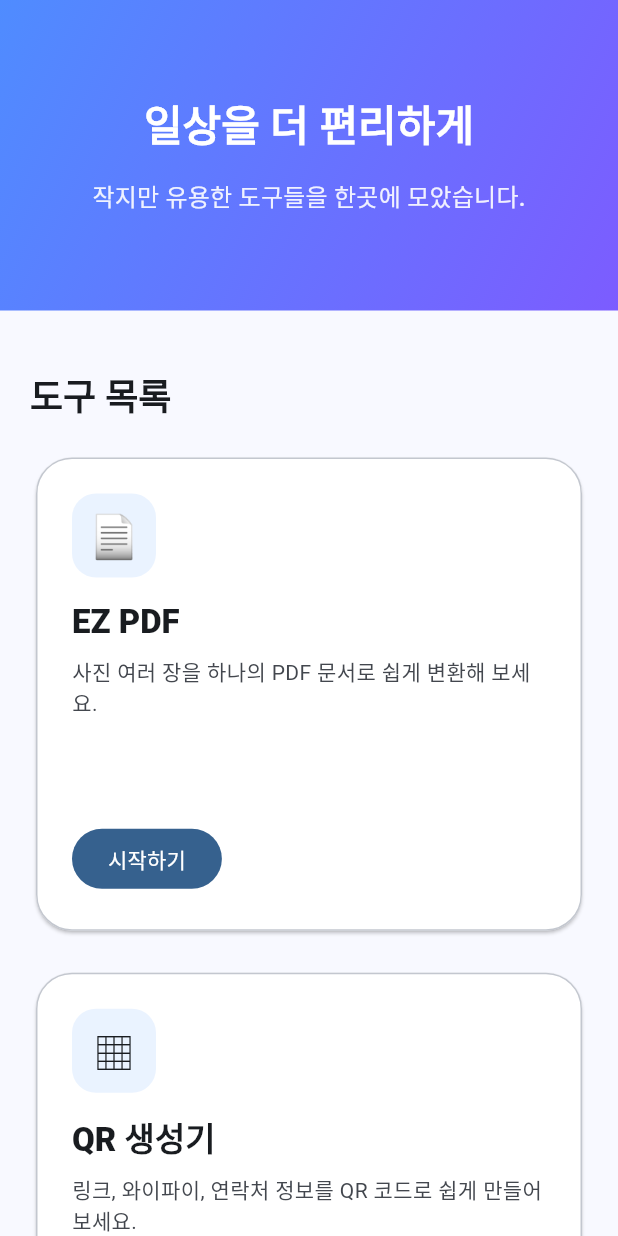
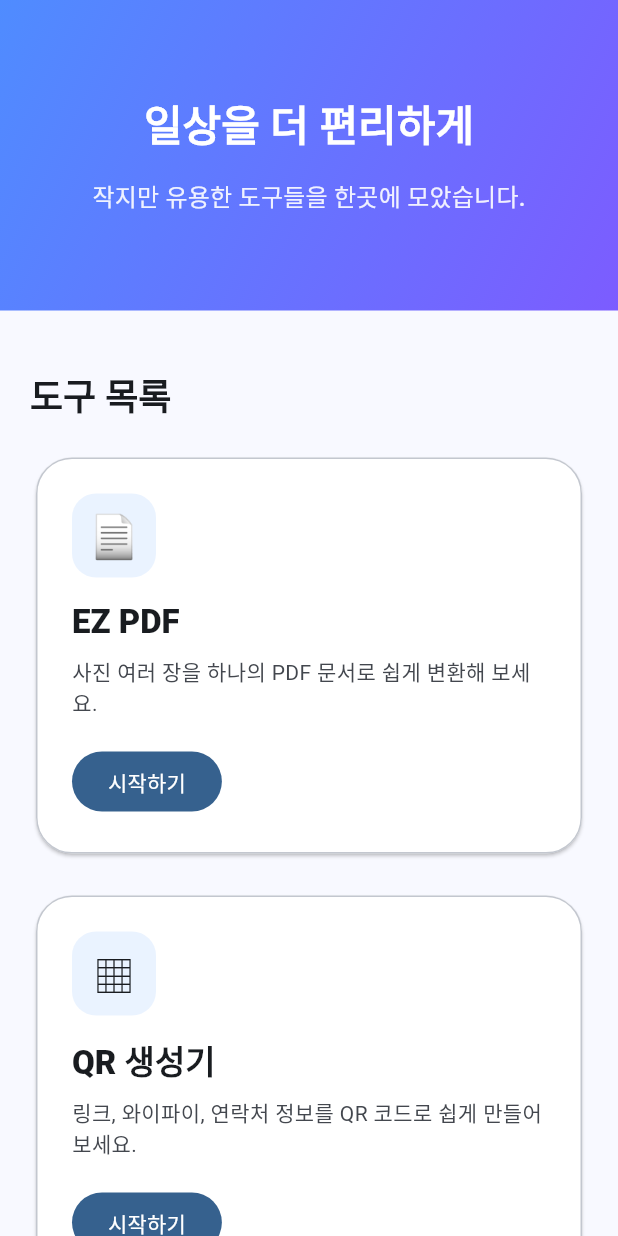
Before and after one commit to hackyeon/tool_box, a Flutter app: the screen it shows after launch, on a phone screen of 412 x 824 dp. Run offline on Flutter 3.47's test engine with Material 3 defaults, Android fonts, the phone set to English and light mode, and no system bars; our stand-ins replace cross_file, flutter_image_compress, google_mobile_ads, image_picker, pdf, printing and 1 more; missing offline and left inert: desktop_drop, qr; network calls fail.

Commit message:
홈 리스트 사이즈 변경

```diff
--- a/lib/features/home/super_app_home_page.dart
+++ b/lib/features/home/super_app_home_page.dart
@@ -35,33 +35,42 @@ class SuperAppHomePage extends StatelessWidget {
                         LayoutBuilder(
                           builder: (context, constraints) {
                             final isWide = constraints.maxWidth >= 640;
-                            return GridView.count(
-                              crossAxisCount: isWide ? 2 : 1,
-                              shrinkWrap: true,
-                              physics: const NeverScrollableScrollPhysics(),
-                              crossAxisSpacing: 20,
-                              mainAxisSpacing: 20,
-                              childAspectRatio: 1.15,
-                              children: const [
-                                _ToolCard(
+                            final cardWidth = isWide
+                                ? (constraints.maxWidth - 20) / 2
+                                : constraints.maxWidth;
+
+                            return Wrap(
+                              spacing: 20,
+                              runSpacing: 20,
+                              children: [
+                                SizedBox(
+                                  width: cardWidth,
+                                  child: const _ToolCard(
                                     icon: '📄',
                                     title: 'EZ PDF',
                                     description: '사진 여러 장을 하나의 PDF 문서로 쉽게 변환해 보세요.',
                                     buttonText: '시작하기',
                                     routeName: App.routeEzPdf,
                                   ),
-                                _ToolCard(
+                                ),
+                                SizedBox(
+                                  width: cardWidth,
+                                  child: const _ToolCard(
                                     icon: '▦',
                                     title: 'QR 생성기',
                                     description: '링크, 와이파이, 연락처 정보를 QR 코드로 쉽게 만들어 보세요.',
                                     buttonText: '시작하기',
                                     routeName: App.routeQrGenerator,
                                   ),
-                                _ToolCard(
+                                ),
+                                SizedBox(
+                                  width: cardWidth,
+                                  child: const _ToolCard(
                                     icon: '🛠️',
                                     title: '준비 중',
                                     description: '새로운 도구를 준비하고 있습니다.',
                                     buttonText: 'Coming Soon',
+                                  ),
                                 ),
                               ],
                             );
@@ -175,15 +184,14 @@ class _ToolCard extends StatelessWidget {
                   ),
             ),
             const SizedBox(height: 8),
-            Expanded(
-              child: Text(
+            Text(
               description,
               style: Theme.of(context).textTheme.bodyMedium?.copyWith(
                     color: Theme.of(context).colorScheme.onSurfaceVariant,
                     height: 1.45,
                   ),
             ),
-            ),
+            const SizedBox(height: 18),
             FilledButton(
               onPressed: enabled ? () => Navigator.of(context).pushNamed(routeName!) : null,
               child: Text(buttonText),
```
Lines whose indentation alone changed are shown as unchanged.
